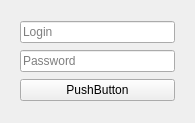
Slavjan/QTester_client, file client_widgets/autorisationdialog.ui: the form before one commit.
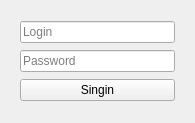
The form after the commit. The open tabs and pages were chosen to show the change.

Patch:
```diff
--- a/client_widgets/autorisationdialog.ui
+++ b/client_widgets/autorisationdialog.ui
@@ -65,7 +65,7 @@
        <item>
         <widget class="QPushButton" name="pushButton">
          <property name="text">
-          <string>PushButton</string>
+          <string>Singin</string>
          </property>
         </widget>
        </item>
```
Left out of the diff: 2 changed lines with no effect on the pictures.
